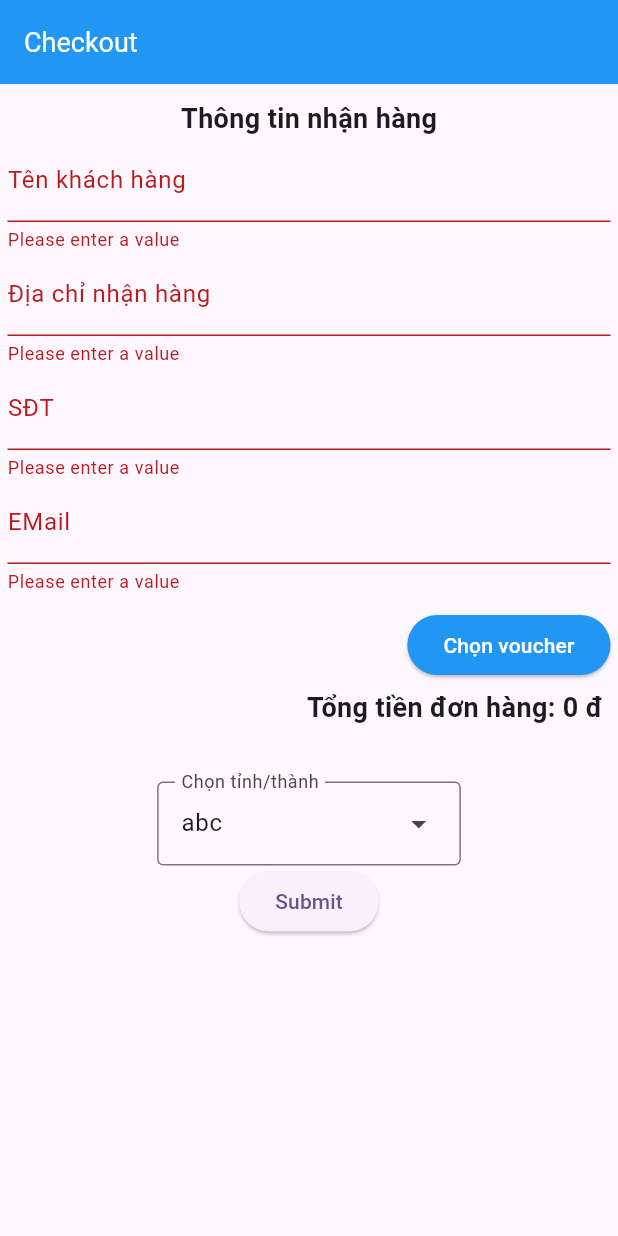
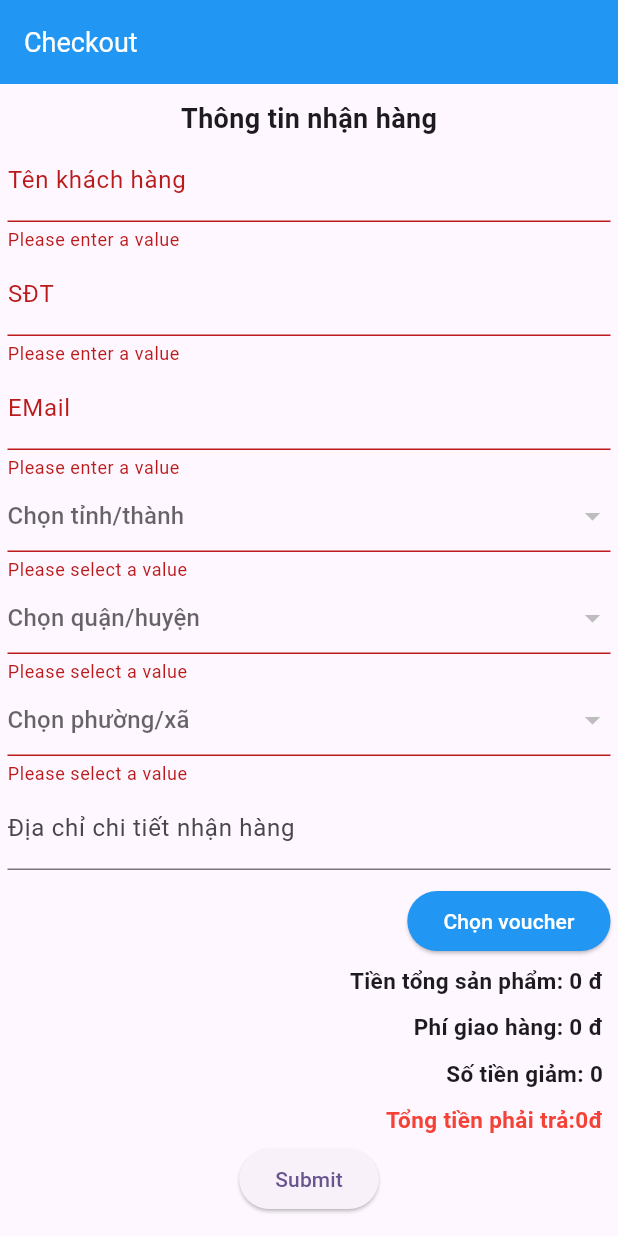
Before and after one commit to Noname2812/do_an_flutter, a Flutter app: the CheckoutPage screen opened directly, after a tap on "Submit", on a phone screen of 412 x 824 dp. Run offline on Flutter 3.47's test engine with Material 3 defaults, Android fonts, the phone set to English and light mode, and no system bars; our stand-ins replace carousel_slider, firebase_core, firebase_messaging, flutter_local_notifications, flutter_redux, flutter_widget_from_html and 3 more; missing offline and left inert: scrollable_tab_view; accounts and stored records are empty; network calls fail.

Commit message:
complete feature caculator fee delivery with ghn

```diff
--- a/lib/api/cartApi.dart
+++ b/lib/api/cartApi.dart
@@ -10,9 +10,9 @@ import 'package:do_an/api/requestGet.dart';
 Future<Map<String, dynamic>> getCart(String id) async {
   final url = Uri.http(
     BASE_URL_LOCAL,
-    '/v2/cart/',
+    '/v2/cart',
   );
-  final res = await http.get(url, headers: {"userid": id});
+  final res = await http.get(url, headers: {"userId": id});
   if (res.statusCode == 200) {
     final result = jsonDecode(res.body);
     return result;
--- a/lib/api/requestGet.dart
+++ b/lib/api/requestGet.dart
@@ -20,5 +20,5 @@ Future<Map<String, dynamic>> requestMethodGet(MethodGet param) async {
   }
 }
 
-const IP = "192.168.1.182";
+const IP = "192.168.0.107";
 const BASE_URL_LOCAL = "$IP:8000";
--- a/lib/functionHelpers.dart
+++ b/lib/functionHelpers.dart
@@ -24,12 +24,12 @@ String formatMoney(double money) {
   return oCcy.format(money);
 }
 
-double caculatorCart(List<ItemCart> list) {
+int caculatorCart(List<ItemCart> list) {
   var total = 0;
   for (var element in list) {
     total += element.totalPrice!;
   }
-  return total.toDouble();
+  return total;
 }
 
 String? keyExists(Set<Map<String, String>> data, String key, String value) {
--- a/lib/modals/PlaceModals.dart
+++ b/lib/modals/PlaceModals.dart
@@ -1,13 +1,14 @@
 // ignore_for_file: public_member_api_docs, sort_constructors_first
 
 class Province {
-  String? id, name;
+  String? name;
+  int? id;
   Province({
     this.id,
-    name,
+    this.name,
   });
 
-  factory Province.fromMap(Map<String, dynamic> map) {
+  factory Province.fromMap(dynamic map) {
     return Province(
       id: map["ProvinceID"],
       name: map["ProvinceName"],
@@ -16,26 +17,28 @@ class Province {
 }
 
 class District {
-  String? id, name;
+  String? name;
+  int? id;
   District({
     this.id,
-    name,
+    this.name,
   });
-  factory District.fromMap(Map<String, dynamic> map) {
+  factory District.fromMap(dynamic map) {
     return District(
-      id: map["ProvinceID"],
+      id: map["DistrictID"],
       name: map["DistrictName"],
     );
   }
 }
 
 class Ward {
-  String? id, name;
+  String? name;
+  String? id;
   Ward({
     this.id,
-    name,
+    this.name,
   });
-  factory Ward.fromMap(Map<String, dynamic> map) {
+  factory Ward.fromMap(dynamic map) {
     return Ward(
       id: map["WardCode"],
       name: map["WardName"],
@@ -55,17 +58,16 @@ class ParamGetFee {
       required this.to_ward_code});
   Map<String, String> toJson() {
     return {
-      "from_district_id": "1450",
-      "from_ward_code": "20805",
-      "service_id": "53320",
+      "from_district_id": "1454",
+      "from_ward_code": "21211",
       "to_district_id": this.to_district_id,
       "to_ward_code": this.to_ward_code,
-      "height": this.height ?? "50",
-      "length": this.length ?? "20",
-      "weight": this.weight ?? "200",
-      "width": "20",
       "insurance_value": this.insurance_value,
       "cod_failed_amount": "100000",
+      "height": "50",
+      "length": "20",
+      "weight": "200",
+      "width": "20",
     };
   }
 }
--- a/lib/ui/screen/cart/CartPage.dart
+++ b/lib/ui/screen/cart/CartPage.dart
@@ -80,7 +80,7 @@ class CartScreen extends StatelessWidget {
                                             height: 5,
                                           ),
                                           Text(
-                                            "\$ ${formatMoney(caculatorCart(vm.cart))}",
+                                            "\$ ${formatMoney(caculatorCart(vm.cart).toDouble())}",
                                             style: const TextStyle(
                                                 fontSize: 18,
                                                 fontWeight: FontWeight.bold),
--- a/lib/ui/widgets/Checkout.dart
+++ b/lib/ui/widgets/Checkout.dart
@@ -1,7 +1,9 @@
 import 'package:do_an/api/cartApi.dart';
+import 'package:do_an/api/giaoHangNhanhApi.dart';
 import 'package:do_an/functionHelpers.dart';
 import 'package:do_an/modals/Cart.dart';
 import 'package:do_an/modals/Order.dart';
+import 'package:do_an/modals/PlaceModals.dart';
 import 'package:do_an/modals/Voucher.dart';
 import 'package:do_an/redux/actions.dart';
 import 'package:do_an/redux/store.dart';
@@ -24,6 +26,8 @@ class _CheckoutPageState extends State<CheckoutPage> {
   TextEditingController phoneController = TextEditingController();
   TextEditingController emailController = TextEditingController();
   double discountValue = 0;
+  int deliveryFee = 0;
+  String? provinceID, districtID;
   Map<String, String> voucher = {"name": "", "voucherCode": ""};
   @override
   void dispose() {
@@ -31,6 +35,8 @@ class _CheckoutPageState extends State<CheckoutPage> {
     nameController.dispose();
     phoneController.dispose();
     emailController.dispose();
+    provinceID = "";
+    districtID = "";
     super.dispose();
   }
 
@@ -54,10 +60,21 @@ class _CheckoutPageState extends State<CheckoutPage> {
     addressController.text = store.state.user.address ?? '';
     phoneController.text = store.state.user.phoneNumber ?? '';
     emailController.text = store.state.user.email ?? '';
-    String totalPrice = widget.type == 1
-        ? formatMoney(
-            caculatorCart(store.state.cart).toDouble() - discountValue)
-        : formatMoney(widget.item!.totalPrice!.toDouble() - discountValue);
+    double totalPrice = widget.type == 1
+        ? caculatorCart(store.state.cart).toDouble()
+        : widget.item!.totalPrice!.toDouble();
+    void getFeeDelivery(String value) async {
+      final res = await getFee(ParamGetFee(
+          insurance_value: widget.type == 1
+              ? caculatorCart(store.state.cart).toString()
+              : widget.item!.totalPrice.toString(),
+          to_district_id: districtID!,
+          to_ward_code: value));
+      setState(() {
+        deliveryFee = res["total"];
+      });
+    }
+
     void handlePayment() async {
       ParamPayment p = ParamPayment(
           voucherCode: voucher["voucherCode"],
@@ -70,7 +87,7 @@ class _CheckoutPageState extends State<CheckoutPage> {
           customerName: nameController.text,
           customerPhone: phoneController.text,
           customerEmail: emailController.text,
-          deliveryFee: '0',
+          deliveryFee: deliveryFee.toString(),
           paymentMethod: "cash",
           deliveryAddress: "deliveryAddress");
       final res = await payment(p);
@@ -172,6 +189,23 @@ class _CheckoutPageState extends State<CheckoutPage> {
               ));
     }
 
+    void handleSelectProvince(String value) {
+      setState(() {
+        provinceID = value;
+      });
+    }
+
+    void handleSelectDistrict(String value) {
+      setState(() {
+        districtID = value;
+      });
+    }
+
+    void handleSelectWard(String value) {
+      getFeeDelivery(value);
+    }
+
+    // print({"province": provinceID, "district": districtID, "ward": wardID});
     return Scaffold(
       appBar: AppBar(
         backgroundColor: Colors.blue,
@@ -208,17 +242,6 @@ class _CheckoutPageState extends State<CheckoutPage> {
                         },
                       ),
                       TextFormField(
-                        controller: addressController,
-                        decoration: const InputDecoration(
-                            labelText: "Địa chỉ nhận hàng"),
-                        validator: (value) {
-                          if (value == null || value.isEmpty) {
-                            return 'Please enter a value';
-                          }
-                          return null;
-                        },
-                      ),
-                      TextFormField(
                         controller: phoneController,
                         decoration: const InputDecoration(labelText: "SĐT"),
                         validator: (value) {
@@ -237,6 +260,25 @@ class _CheckoutPageState extends State<CheckoutPage> {
                           }
                           return null;
                         },
+                      ),
+                      DropdownWidget(
+                        type: 0,
+                        function: handleSelectProvince,
+                      ),
+                      DropdownWidget(
+                        type: 1,
+                        function: handleSelectDistrict,
+                        provinceID: provinceID,
+                      ),
+                      DropdownWidget(
+                        type: 2,
+                        function: handleSelectWard,
+                        districtID: districtID,
+                      ),
+                      TextFormField(
+                        controller: addressController,
+                        decoration: const InputDecoration(
+                            labelText: "Địa chỉ chi tiết nhận hàng"),
                       ),
                       Container(
                         margin: const EdgeInsets.only(top: 10),
@@ -258,16 +300,34 @@ class _CheckoutPageState extends State<CheckoutPage> {
                               Padding(
                                 padding: const EdgeInsets.all(5),
                                 child: Text(
-                                  "Tổng tiền đơn hàng: $totalPrice đ",
+                                  "Tiền tổng sản phẩm: ${formatMoney(totalPrice)} đ",
                                   style: const TextStyle(
                                       fontWeight: FontWeight.bold,
-                                      fontSize: 18),
+                                      fontSize: 15),
                                 ),
                               ),
                               Padding(
                                 padding: const EdgeInsets.all(5),
                                 child: Text(
-                                  voucher["name"] ?? "",
+                                  "Phí giao hàng: ${formatMoney(deliveryFee.toDouble())} đ",
+                                  style: const TextStyle(
+                                      fontWeight: FontWeight.bold,
+                                      fontSize: 15),
+                                ),
+                              ),
+                              Padding(
+                                padding: const EdgeInsets.all(5),
+                                child: Text(
+                                  "Số tiền giảm: ${formatMoney(discountValue)}",
+                                  style: const TextStyle(
+                                      fontWeight: FontWeight.bold,
+                                      fontSize: 15),
+                                ),
+                              ),
+                              Padding(
+                                padding: const EdgeInsets.all(5),
+                                child: Text(
+                                  "Tổng tiền phải trả:${formatMoney(totalPrice - discountValue + deliveryFee.toDouble())}đ",
                                   style: const TextStyle(
                                       fontWeight: FontWeight.bold,
                                       color: Colors.red,
@@ -278,7 +338,6 @@ class _CheckoutPageState extends State<CheckoutPage> {
                           ),
                         ),
                       ),
-                      const DropdownWidget(),
                       ElevatedButton(
                         onPressed: () {
                           bool? isValid = _formKey.currentState?.validate();
--- a/lib/ui/widgets/DropdownWidget.dart
+++ b/lib/ui/widgets/DropdownWidget.dart
@@ -1,31 +1,92 @@
+import 'package:do_an/api/giaoHangNhanhApi.dart';
+import 'package:do_an/modals/PlaceModals.dart';
 import 'package:flutter/material.dart';
 
+const LABEL_CHOICES = ["Chọn tỉnh/thành", "Chọn quận/huyện", "Chọn phường/xã"];
+
+// ignore: must_be_immutable
 class DropdownWidget extends StatefulWidget {
-  const DropdownWidget({super.key});
-
+  DropdownWidget(
+      {super.key,
+      required this.type,
+      this.provinceID,
+      this.districtID,
+      required this.function});
+  int type;
+  String? provinceID, districtID;
+  Function function;
   @override
   State<DropdownWidget> createState() => _DropdownWidgetState();
 }
 
 class _DropdownWidgetState extends State<DropdownWidget> {
+  List<dynamic> data = [];
+  String? _value1;
+  @override
+  void didUpdateWidget(covariant DropdownWidget oldWidget) {
+    super.didUpdateWidget(oldWidget);
+
+    if (oldWidget.provinceID != widget.provinceID ||
+        oldWidget.districtID != widget.districtID) {
+      data = [];
+      _value1 = null;
+      getData();
+    }
+  }
+
+  void getData() async {
+    if (widget.type == 0) {
+      final res = await getProvinces();
+      setState(() {
+        data = res.map((e) => Province.fromMap(e)).toList();
+      });
+    } else if (widget.type == 1) {
+      final res = await getDistricts(widget.provinceID!);
+      setState(() {
+        data = res.map((e) => District.fromMap(e)).toList();
+      });
+    } else if (widget.type == 2) {
+      final res = await getWards(widget.districtID!);
+      setState(() {
+        data = res.map((e) => Ward.fromMap(e)).toList();
+      });
+    }
+  }
+
+  String? _validateSelection(String? value) {
+    if (value == null || value.isEmpty) {
+      return 'Please select a value';
+    }
+    return null;
+  }
+
+  @override
+  void initState() {
+    super.initState();
+    getData();
+  }
+
   @override
   Widget build(BuildContext context) {
-    return DropdownMenu(
-      label: const Text("Chọn tỉnh/thành"),
-      initialSelection: "Option 1", // initially selected value
-      dropdownMenuEntries: const [
-        DropdownMenuEntry(
-          value: "Option 1",
-          label: 'abc',
-        ),
-        DropdownMenuEntry(
-          value: "Option 2",
-          label: 'abc',
-        ),
-      ],
-      onSelected: (String? newValue) {
-        // handle selection change
-      },
+    void handleChoice(String value) {
+      widget.function(value);
+      setState(() {
+        _value1 = value;
+      });
+    }
+
+    return DropdownButtonFormField<dynamic>(
+      value: _value1,
+      isExpanded: true,
+      validator: (value) => _validateSelection(value),
+      items: data
+          .map((e) => DropdownMenuItem<dynamic>(
+                value: e.id.toString(),
+                child: Text(e.name.toString()),
+              ))
+          .toList(),
+      onChanged: (dynamic newValue) => handleChoice(newValue),
+      hint: Text(LABEL_CHOICES[widget.type]),
     );
   }
 }
```
Also changed, not shown: lib/api/giaoHangNhanhApi.dart (+36 -17 lines), lib/ui/widgets/ModalBottomSheetOpen.dart (+3 -4 lines).
